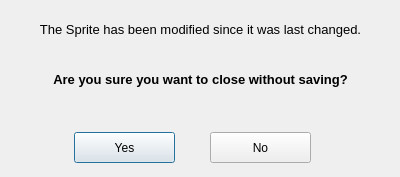
First picture: the form in saveonclose.ui, repository nphelpsiv/SpriteEditor, before the edit.
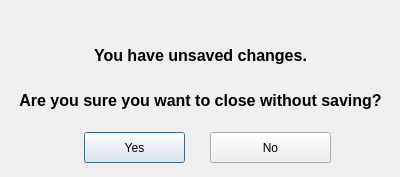
Second picture: the form after the edit. Icons and pictures are not drawn.

The edit to the form file:
```diff
--- a/saveonclose.ui
+++ b/saveonclose.ui
@@ -1229,18 +1229,20 @@
    <property name="geometry">
     <rect>
      <x>10</x>
-     <y>9</y>
+     <y>30</y>
      <width>381</width>
-     <height>41</height>
+     <height>51</height>
     </rect>
    </property>
    <property name="font">
     <font>
-     <pointsize>10</pointsize>
+     <pointsize>12</pointsize>
+     <weight>75</weight>
+     <bold>true</bold>
     </font>
    </property>
    <property name="text">
-    <string>The Sprite has been modified since it was last changed.</string>
+    <string>You have unsaved changes.</string>
    </property>
    <property name="textFormat">
     <enum>Qt::PlainText</enum>
@@ -1248,19 +1250,22 @@
    <property name="alignment">
     <set>Qt::AlignCenter</set>
    </property>
+   <property name="wordWrap">
+    <bool>true</bool>
+   </property>
   </widget>
   <widget class="QLabel" name="BoldLabel">
    <property name="geometry">
     <rect>
      <x>10</x>
-     <y>59</y>
+     <y>80</y>
      <width>381</width>
      <height>41</height>
     </rect>
    </property>
    <property name="font">
     <font>
-     <pointsize>10</pointsize>
+     <pointsize>12</pointsize>
      <weight>75</weight>
      <bold>true</bold>
     </font>
@@ -1278,7 +1283,7 @@
   <widget class="QPushButton" name="SaveCloseYES">
    <property name="geometry">
     <rect>
-     <x>74</x>
+     <x>84</x>
      <y>132</y>
      <width>101</width>
      <height>31</height>
@@ -1293,7 +1298,7 @@
     <rect>
      <x>210</x>
      <y>132</y>
-     <width>101</width>
+     <width>121</width>
      <height>31</height>
     </rect>
    </property>
```
